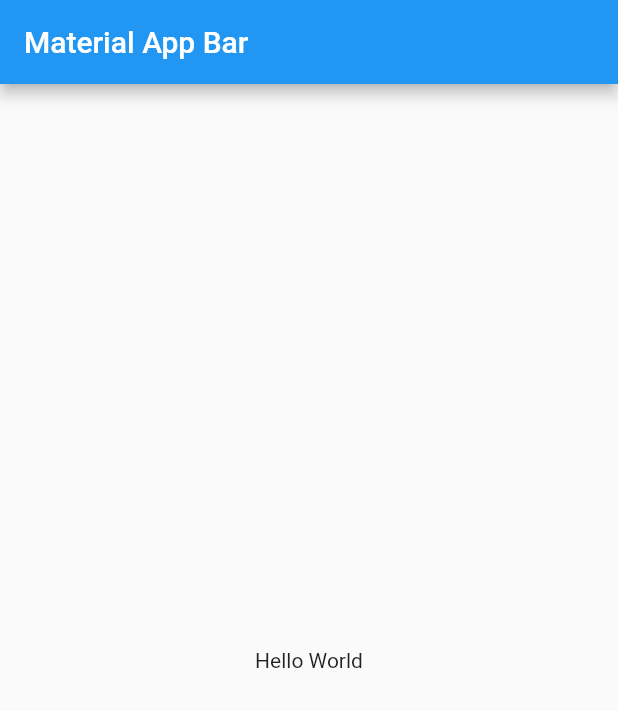
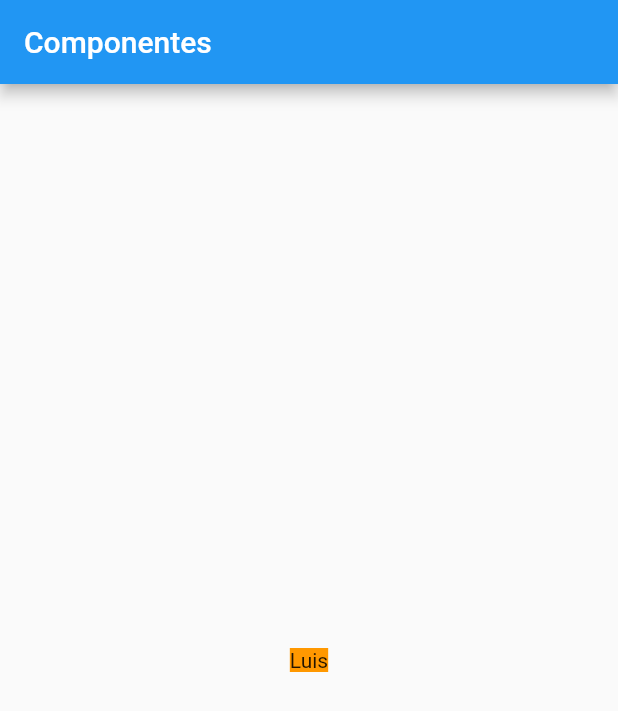
Before and after one commit to armandosalazar/components, a Flutter app: the screen it shows after launch, on a phone screen of 412 x 824 dp. Shown: the top 711 px of the screen. Run offline on Flutter 3.47's test engine with Material 2 defaults, Android fonts, the phone set to English and light mode, and no system bars.

Commit message:
Add color to container and child

```diff
--- a/lib/main.dart
+++ b/lib/main.dart
@@ -1,3 +1,4 @@
+import 'package:componentes/src/pages/home_temp.dart';
 import 'package:flutter/material.dart';
 
 void main() => runApp(MyApp());
@@ -10,13 +11,9 @@ class MyApp extends StatelessWidget {
       debugShowCheckedModeBanner: false,
       home: Scaffold(
         appBar: AppBar(
-          title: Text('Material App Bar'),
+          title: const Text('Componentes'),
         ),
-        body: Center(
-          child: Container(
-            child: Text('Hello World'),
-          ),
-        ),
+        body: const HomePageTemp()
       ),
     );
   }
--- /dev/null
+++ b/lib/src/pages/home_temp.dart
@@ -0,0 +1,15 @@
+import 'package:flutter/material.dart';
+
+class HomePageTemp extends StatelessWidget {
+  const HomePageTemp({Key? key}) : super(key: key);
+
+  @override
+  Widget build(BuildContext context) {
+    return Center(
+      child: Container(
+        color: Colors.orange,
+        child: const Text('Luis'),
+      ),
+    );
+  }
+}
```
